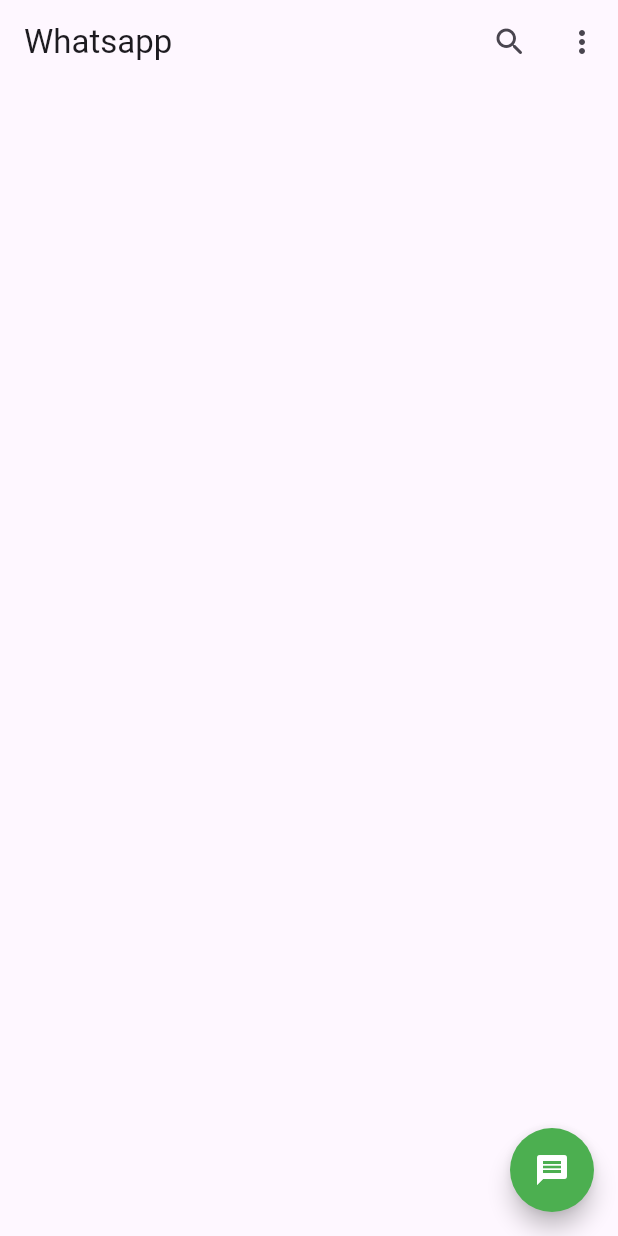
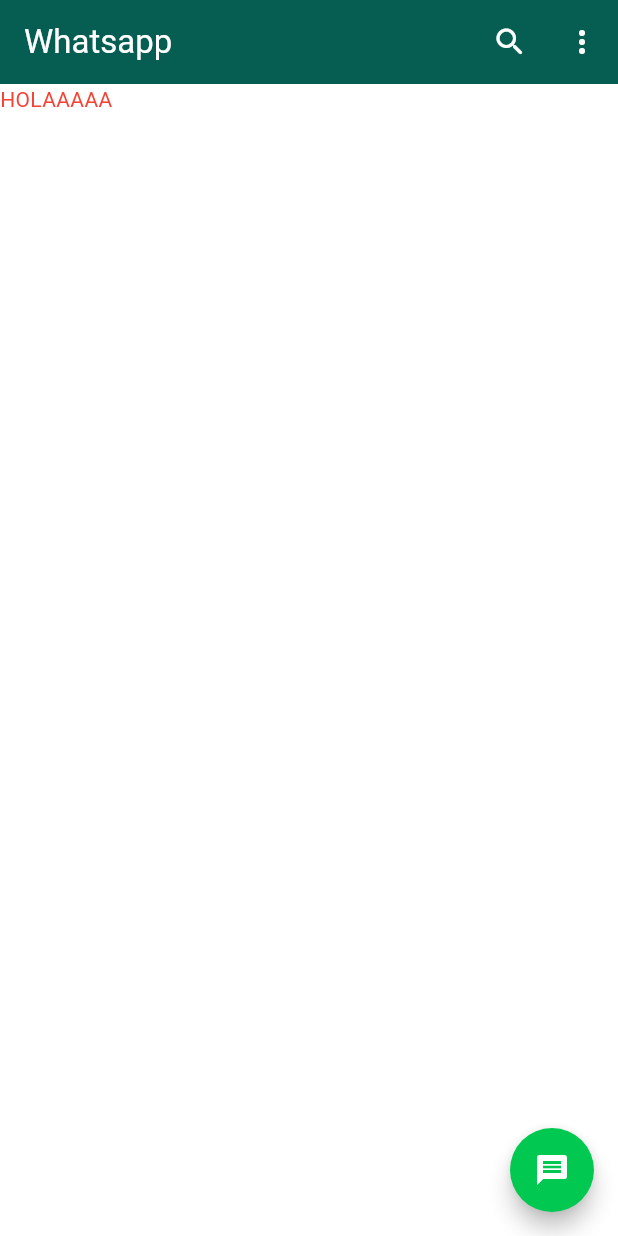
Before and after one commit to KeingCasabona/Tecsup-semana7-flutter_codigo_whatsapp_clone, a Flutter app: the screen it shows after launch, on a phone screen of 412 x 824 dp. Run offline on Flutter 3.47's test engine with Material 3 defaults, Android fonts, the phone set to English and light mode, and no system bars.

Commit message:
feat: Editing our MaterialApp and theme

```diff
--- a/lib/main.dart
+++ b/lib/main.dart
@@ -11,6 +11,23 @@
     return MaterialApp(
       debugShowCheckedModeBanner: false,
       title: 'Whatsapp clone',
+      theme: ThemeData(
+        primaryColor: Colors.white, //COLOR DE LETRA
+        secondaryHeaderColor: Colors.white, //COLOR DE ...
+        appBarTheme: AppBarTheme(
+          backgroundColor: Color(0xff065e52),
+          foregroundColor: Colors.white,
+        ),
+        scaffoldBackgroundColor: Colors.white,
+        floatingActionButtonTheme: FloatingActionButtonThemeData(
+          backgroundColor: Color(0xff01c851),
+        ),
+        textTheme: TextTheme(
+          bodyMedium: TextStyle(
+            color: Colors.red,
+          ),
+        ),
+      ),
       home: HomePage(),
     );
   }
--- a/lib/pages/home_page.dart
+++ b/lib/pages/home_page.dart
@@ -12,15 +12,21 @@
   Widget build(BuildContext context) {
     return Scaffold(
       appBar: AppBar(
-        title: Text('Whatsapp'),
+        title: Text(
+          'Whatsapp',
+        ),
         actions: [
           IconButton(
             onPressed: () {},
-            icon: Icon(Icons.search_rounded),
+            icon: Icon(
+              Icons.search_rounded,
+            ),
           ),
           IconButton(
             onPressed: () {},
-            icon: Icon(Icons.more_vert),
+            icon: Icon(
+              Icons.more_vert,
+            ),
           ),
         ],
       ),
@@ -28,10 +34,14 @@
         onPressed: () {},
         child: Icon(
           Icons.message,
-          color: Colors.white,
+          color: Theme.of(context).primaryColor,
         ),
-        backgroundColor: Colors.green,
         shape: CircleBorder(),
+      ),
+      body: Column(
+        children: [
+          Text('HOLAAAAA', style: Theme.of(context).textTheme.bodyMedium),
+        ],
       ),
     );
   }
```
